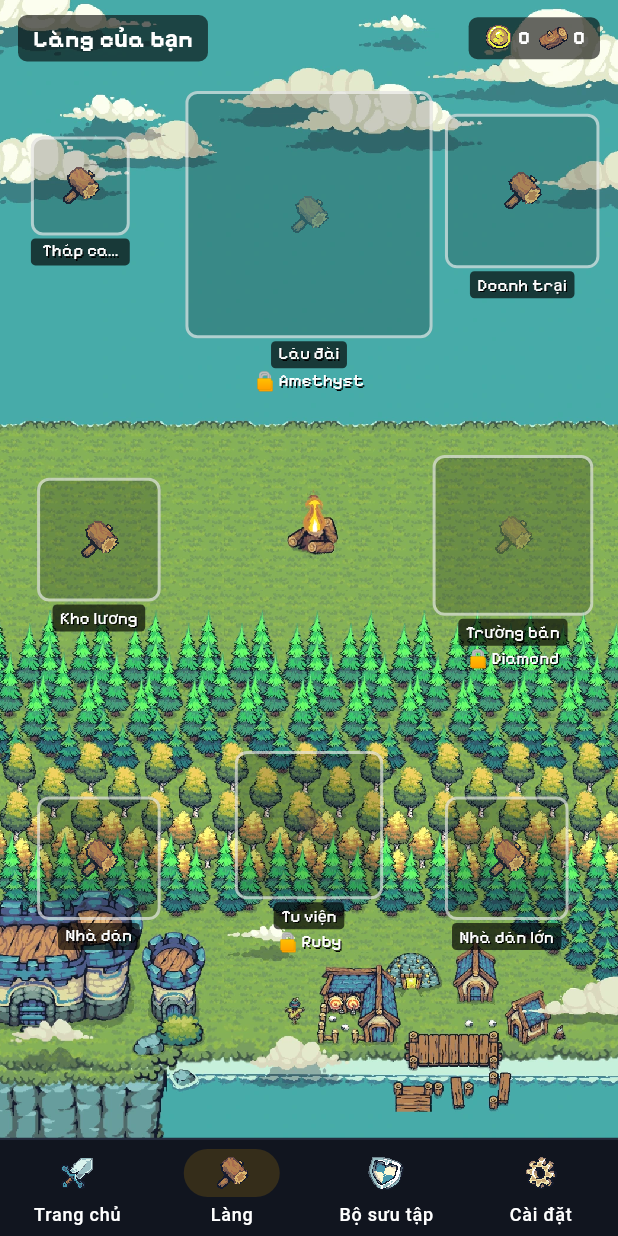
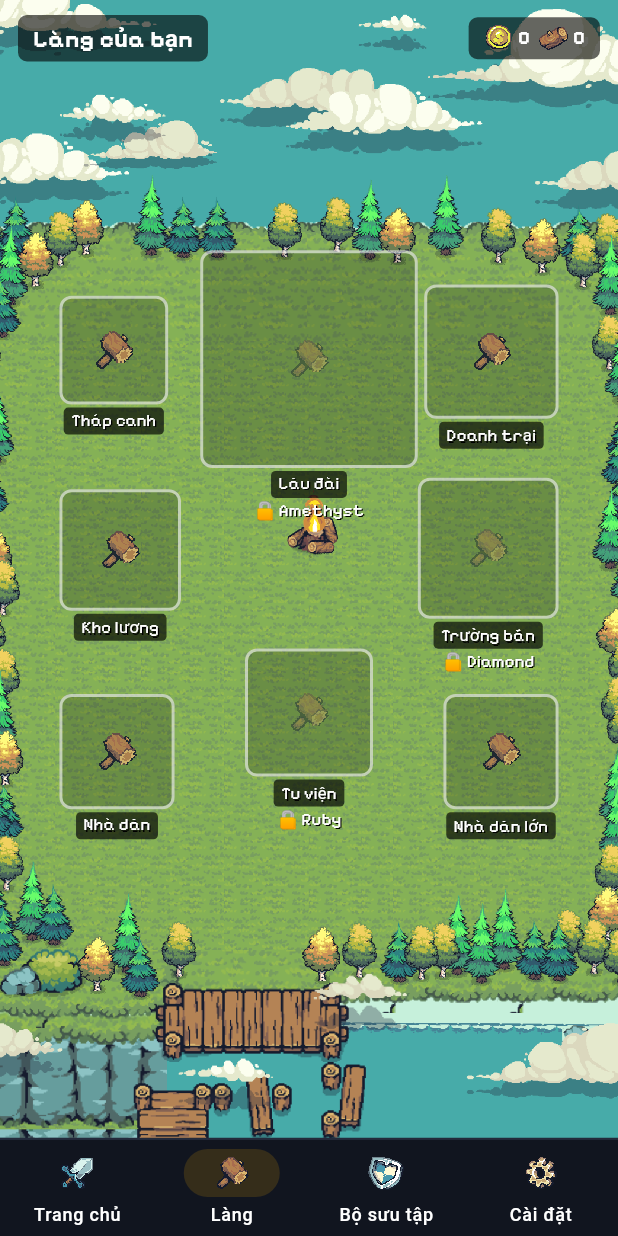
Before and after one commit to Monomee/PRM.Focus-Knight, a Flutter app: the screen it shows after launch, item 2 of the bottom bar chosen, on a phone screen of 412 x 824 dp. Run offline on Flutter 3.47's test engine with Material 3 defaults, Android fonts, the phone set to English and light mode, and no system bars; our stand-ins replace shared_preferences; missing offline and left inert: flutter_foreground_task, flutter_overlay_window, usage_stats.

Commit message:
feat: village tab on dedicated background with image-space slot layout
Co-Authored-By: Claude Opus 5.5 <noreply@anthropic.com>

```diff
--- a/lib/features/village/village_screen.dart
+++ b/lib/features/village/village_screen.dart
@@ -6,24 +6,44 @@ import '../../core/widgets/sprite_anim.dart';
 import '../battle/camp_view.dart';
 import 'building_sheet.dart';
 
-/// Village map: one fixed slot per building, positioned as fractions of the map area.
+/// Where an image of [image] size lands inside [box] with [BoxFit.cover], centered.
+Rect coverRect(Size box, Size image) {
+  final scale = box.width / image.width > box.height / image.height
+      ? box.width / image.width
+      : box.height / image.height;
+  final w = image.width * scale, h = image.height * scale;
+  return Rect.fromLTWH((box.width - w) / 2, (box.height - h) / 2, w, h);
+}
+
+/// Village map: one fixed slot per building, placed in image space on `village.webp`
+/// so slots stay on the grass whatever the phone's aspect ratio crops away.
 class VillageScreen extends StatelessWidget {
   const VillageScreen({super.key, required this.player, required this.totalFocusSeconds});
 
   final PlayerState player;
   final int totalFocusSeconds;
 
-  // (left, top, width) as fractions of the map size.
+  static const imageSize = Size(1080, 1920);
+
+  // (left, top, width) as fractions of the background image; grass spans ~x 0.06–0.94, y 0.22–0.80,
+  // campfire at (0.5, 0.47). Kept within x 0.10–0.89 because tall phones crop the sides.
   static const _slots = <Building, (double, double, double)>{
-    Building.castle: (0.30, 0.08, 0.40),
-    Building.tower: (0.05, 0.12, 0.16),
-    Building.barracks: (0.72, 0.10, 0.25),
-    Building.granary: (0.06, 0.42, 0.20),
-    Building.archery: (0.70, 0.40, 0.26),
-    Building.house2: (0.06, 0.70, 0.20),
-    Building.monastery: (0.38, 0.66, 0.24),
-    Building.house3: (0.72, 0.70, 0.20),
+    Building.tower: (0.11, 0.26, 0.17),
+    Building.castle: (0.33, 0.22, 0.34),
+    Building.barracks: (0.68, 0.25, 0.21),
+    Building.granary: (0.11, 0.43, 0.19),
+    Building.archery: (0.67, 0.42, 0.22),
+    Building.house2: (0.11, 0.61, 0.18),
+    Building.monastery: (0.40, 0.57, 0.20),
+    Building.house3: (0.71, 0.61, 0.18),
   };
+
+  /// Slot rect in [box] coordinates (height is the slot width; content may extend below).
+  static Rect slotRect(Building b, Size box) {
+    final img = coverRect(box, imageSize);
+    final (l, t, w) = _slots[b]!;
+    return Rect.fromLTWH(img.left + l * img.width, img.top + t * img.height, w * img.width, w * img.width);
+  }
 
   @override
   Widget build(BuildContext context) {
@@ -31,18 +51,16 @@ class VillageScreen extends StatelessWidget {
     return ListenableBuilder(
       listenable: player,
       builder: (context, _) => LayoutBuilder(builder: (context, box) {
-        final w = box.maxWidth, h = box.maxHeight;
         return Stack(children: [
           Positioned.fill(
-            child: Image.asset('ui/scenes/camp_fire.webp',
-                fit: BoxFit.cover, alignment: const Alignment(0, 0.1), filterQuality: FilterQuality.none),
+            child: Image.asset('ui/scenes/village.webp', fit: BoxFit.cover, filterQuality: FilterQuality.none),
           ),
-          for (final e in _slots.entries)
+          for (final b in _slots.keys)
             Positioned(
-              left: e.value.$1 * w,
-              top: e.value.$2 * h,
-              width: e.value.$3 * w,
-              child: _slot(context, e.key, rank),
+              left: slotRect(b, box.biggest).left,
+              top: slotRect(b, box.biggest).top,
+              width: slotRect(b, box.biggest).width,
+              child: _slot(context, b, rank),
             ),
           Positioned(
             left: 12,
```
Also changed, not shown: ui/scenes/village.webp (added), 1 other file.
